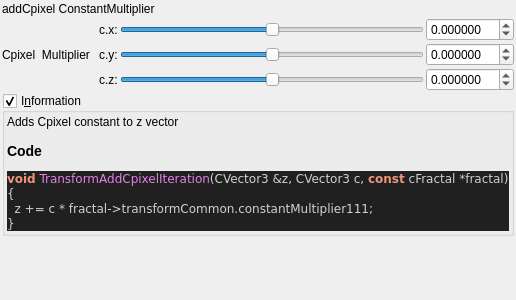
Before: the Qt Designer form mandelbulber2/qt_data/fractal_transf_add_Cpixel.ui in buddhi1980/mandelbulber2, drawn with Qt 5.
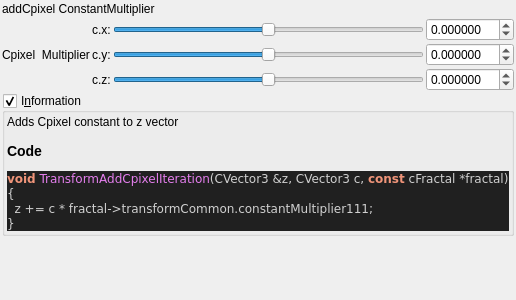
After: the same form once the commit is applied. Custom widgets are drawn as their Qt base class.

Diff of the .ui file:
```diff
--- a/mandelbulber2/qt_data/fractal_transf_add_Cpixel.ui
+++ b/mandelbulber2/qt_data/fractal_transf_add_Cpixel.ui
@@ -227,7 +227,7 @@
      <item row="0" column="0" rowspan="3">
       <widget class="QLabel" name="label_108">
        <property name="text">
-        <string>Cpixel  Multiplier  </string>
+        <string>Cpixel  Multiplier</string>
        </property>
       </widget>
      </item>
```
